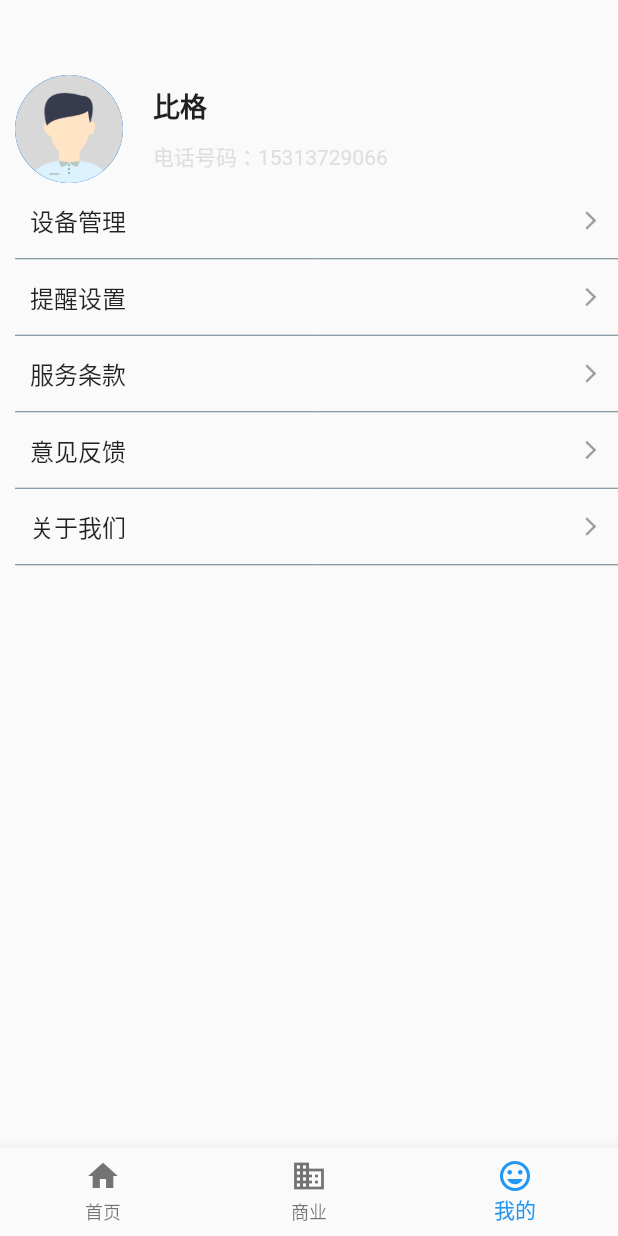
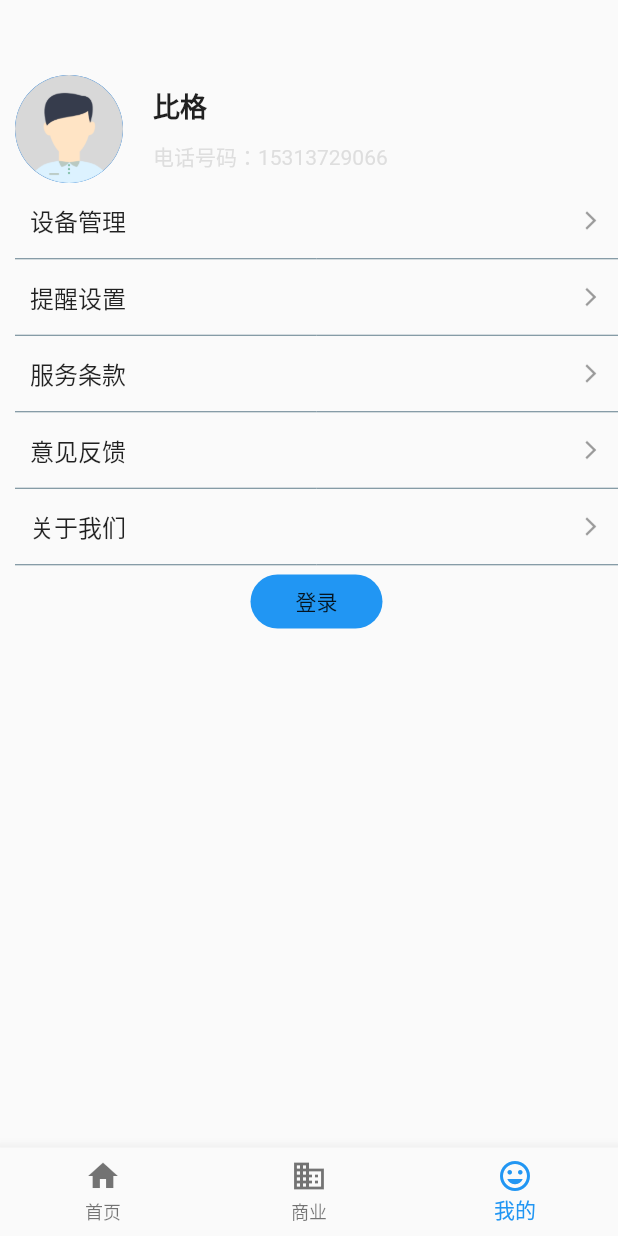
Before and after one commit to Kevin088/gxq_project, a Flutter app: the screen it shows after launch, item 3 of the bottom bar chosen, on a phone screen of 412 x 824 dp. Run offline on Flutter 3.47's test engine with Material 2 defaults, Android fonts, the phone set to English and light mode, and no system bars.

Commit message:
我的页面

```diff
--- a/lib/page/MinePage.dart
+++ b/lib/page/MinePage.dart
@@ -52,16 +52,11 @@ class MinePageState extends State<MinePage>{
                                   fontSize: 14.0,
                                   color: Color.fromARGB(100, 178, 178, 178)
                               ),
-
                             )
                         ),
-
                       ],
                     )
-                  )
-                  ,
-
-
+                  ),
                 ],)
                 ,
                 getText("设备管理"),
@@ -74,22 +69,20 @@ class MinePageState extends State<MinePage>{
                 Divider(height: 1.0,color: Colors.blueGrey),
                 getText("关于我们"),
                 Divider(height: 1.0,color: Colors.blueGrey),
+                FlatButton(
+                  onPressed: (){
+                    print(1);
+                  },
+                  child: Text("登录"),
+                  color: Colors.blue,
+                  shape: RoundedRectangleBorder(
+                    borderRadius: BorderRadius.all(Radius.circular(20))
+                  ),
+                )
 
               ],
             ),
           ),
-//        body: Column(
-//          children: <Widget>[
-//            Row(children: <Widget>[
-//              CircleAvatar(
-//                radius: 36.0,
-//                backgroundImage: AssetImage(Utils.getImgPath2("ic_avatar")),
-//              ),
-//
-//            ],)
-//
-//          ],
-//        ),
       ),
 
 
```
